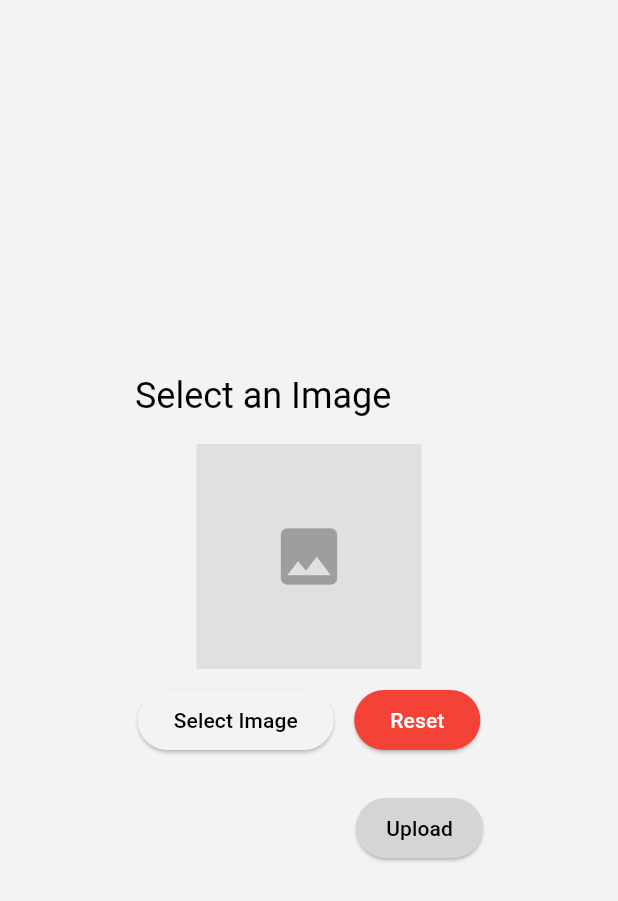
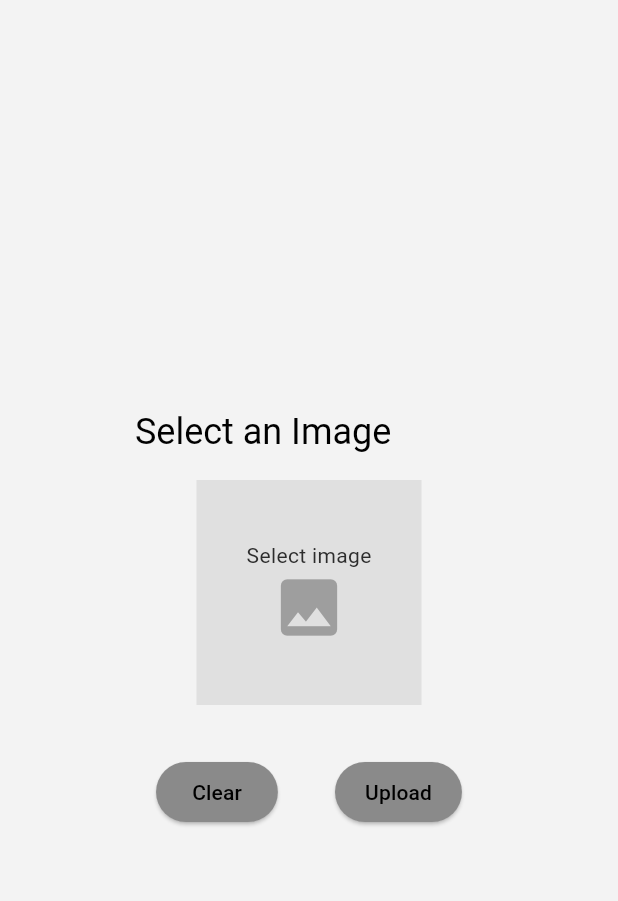
Before and after one commit to Voshiii/Flutter-Image-Library, a Flutter app: the ImageSelectorDialog widget shown alone on an empty page, opened directly with empty values, on a phone screen of 412 x 824 dp. Shown: the top 901 px of the screen. Run offline on Flutter 3.47's test engine with Material 3 defaults, Android fonts, the phone set to English and light mode, and no system bars; our stand-ins replace flutter_dotenv, flutter_secure_storage, image_gallery_saver, image_picker, internet_connection_checker_plus, permission_handler and 4 more; accounts and stored records are empty; network calls fail.

Commit message:
[VIS] Coloring of buttons

```diff
--- a/lib/components/image_selector.dart
+++ b/lib/components/image_selector.dart
@@ -24,7 +24,7 @@ class _ImageSelectorDialogState extends State<ImageSelectorDialog> {
     if (pickedFile != null) {
       setState(() {
         _selectedImage = File(pickedFile.path);
-        //
+
         imagePath = File(pickedFile.path).uri.pathSegments.last;  // Get the name of the image file
       });
     }
@@ -43,44 +43,60 @@ class _ImageSelectorDialogState extends State<ImageSelectorDialog> {
       content: Column(
         mainAxisSize: MainAxisSize.min,
         children: [
+          GestureDetector(
+            onTap: _pickImage,
+            child: Column(
+              children: [
                 _selectedImage != null
                     ? Image.file(_selectedImage!, height: 150) // Show selected image
                     : Container(
                         height: 150,
                         width: 150,
                         color: Colors.grey[300],
-                  child: Icon(Icons.image, size: 50, color: Colors.grey),
+                        child: Column(
+                          mainAxisAlignment: MainAxisAlignment.center,
+                          crossAxisAlignment: CrossAxisAlignment.center,
+                          children: [
+                            Text("Select image", style: TextStyle(color: const Color.fromARGB(255, 44, 44, 44)),),
+                            Icon(Icons.image, size: 50, color: Colors.grey),
+                          ],
                         ),
+                      ),
+              ],
+            ),
+          ),
+
           SizedBox(height: 10),
+        ],
+      ),
+      actions: [
         Row(
           mainAxisAlignment: MainAxisAlignment.spaceEvenly,
           children: [
             ElevatedButton(
-                onPressed: _pickImage,
-                child: Text("Select Image", style: TextStyle(color: Colors.black),),
+              onPressed: _removeImage,
+              style: ElevatedButton.styleFrom(
+                backgroundColor: _selectedImage != null
+                ? Colors.red
+                : const Color.fromARGB(255, 138, 138, 138),
               ),
+              child: Text("Clear", style: TextStyle(color: Colors.black),),
+            ),
+
             SizedBox(width: 10,),
-              ElevatedButton(
-                onPressed: _removeImage,
-                style: ElevatedButton.styleFrom(backgroundColor: Colors.red),
-                child: Text("Reset", style: TextStyle(color: Colors.white),),
-              ),
-            ],
-          ),
-        ],
-      ),
-      actions: [
+
             ElevatedButton(
               style: TextButton.styleFrom(
-            backgroundColor: const Color.fromARGB(255, 213, 213, 213), // Set the background color
-            padding: EdgeInsets.symmetric(vertical: 10, horizontal: 20), // Optional: Add padding
+                backgroundColor: _selectedImage != null
+                ? const Color.fromARGB(255, 18, 158, 0)
+                : const Color.fromARGB(255, 138, 138, 138),
+                padding: EdgeInsets.symmetric(vertical: 10, horizontal: 20),
               ),
               onPressed: () async {
                 if (_selectedImage != null) {
                   try {
                     await _authService.addImage(_selectedImage, widget.folderName, imagePath);
 
-                // Optionally, show a success message here
                     ScaffoldMessenger.of(context).showSnackBar(
                       SnackBar(content: Text('Image uploaded successfully!')),
                     );
@@ -101,24 +117,12 @@ class _ImageSelectorDialogState extends State<ImageSelectorDialog> {
                   );
                 }
 
-
-            // Implement upload function
-            // _authService.addImage(_selectedImage, "NewName", widget.folderName);
-            // Navigator.pop(context); // Close dialog
               },
               child: Text("Upload", style: TextStyle(color: Colors.black)),
+            ),
+          ],
         ),
       ],
     );
   }
 }
-
-// Function to show the dialog
-// void showImageSelectorDialog(BuildContext context) {
-//   showDialog(
-//     context: context,
-//     builder: (BuildContext context) {
-//       return ImageSelectorDialog(folderName: ,);
-//     },
-//   );
-// }
--- a/lib/components/rename_folder_dialog.dart
+++ b/lib/components/rename_folder_dialog.dart
@@ -76,6 +76,11 @@ class _PopUpRenameFolderState extends State<PopUpRenameFolder> {
           ? null
           : () async {
             final bool result = await _authService.renameFolder(widget.oldFolderName, _textController.text);
+            if (result == false) {
+              ScaffoldMessenger.of(context).showSnackBar(
+                SnackBar(content: Text('Failed to rename folder!')),
+              );
+            }
             Navigator.of(context).pop(result);
           },
           child: Text(
```
Also changed, not shown: lib/components/my_image_pop_up.dart (+4 -13 lines). Lines whose indentation alone changed are shown as unchanged.
